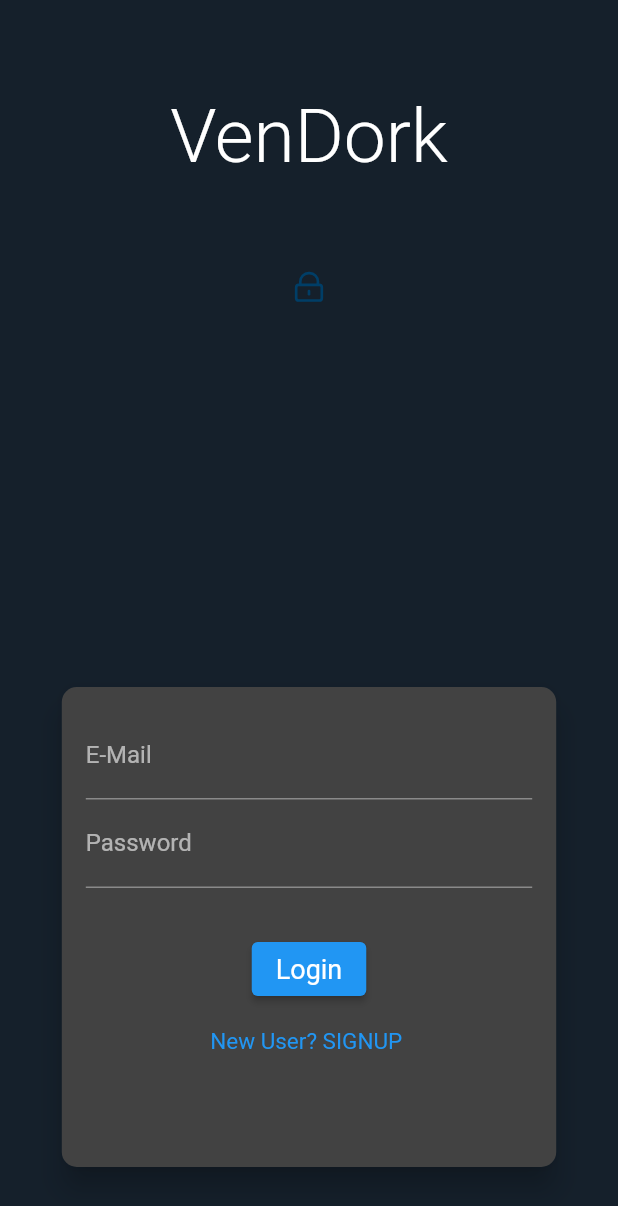
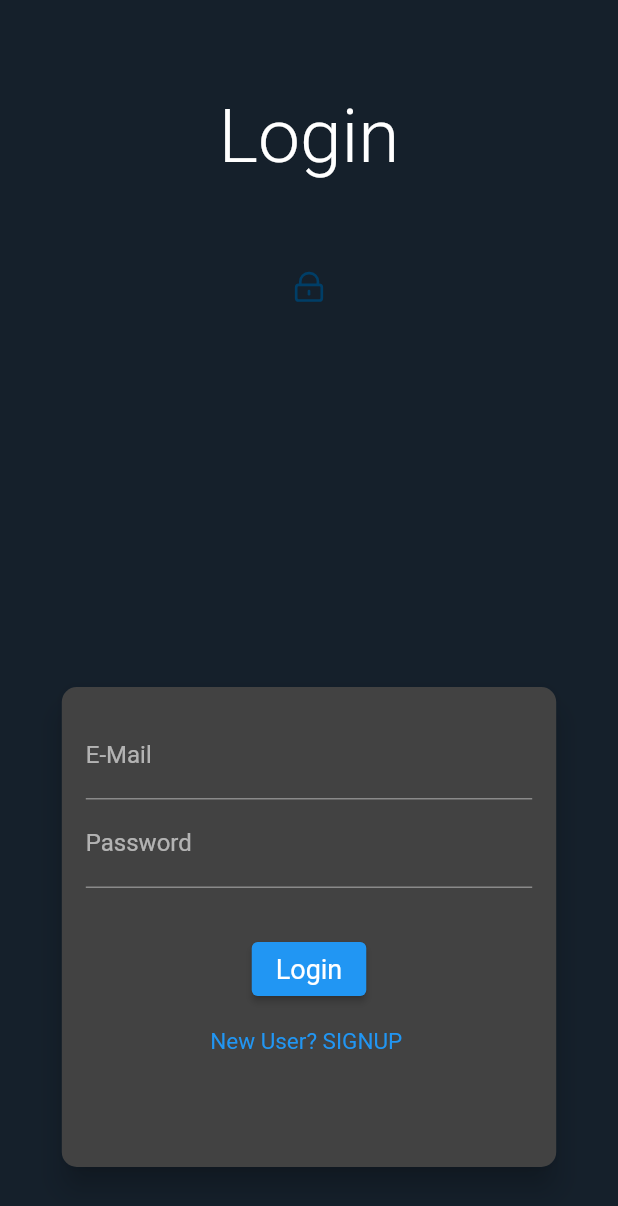
Before and after one commit to codeyuvraj/iiitdmmart, a Flutter app: the screen it shows after launch, on a phone screen of 412 x 824 dp. Shown: the top 1206 px of the screen. Run offline on Flutter 3.47's test engine with Material 2 defaults, Android fonts, the light colour scheme and no system bars; our stand-ins replace flutter_neumorphic, google_nav_bar, lottie, shared_preferences, velocity_x; Roboto replaces fonts that are missing (Anton).

Commit message:
edited the names

```diff
--- a/iiitdmmart/lib/screens/loginscreen/login.dart
+++ b/iiitdmmart/lib/screens/loginscreen/login.dart
@@ -43,7 +43,7 @@ class AuthScreen extends StatelessWidget {
                             padding: const EdgeInsets.symmetric(
                                 vertical: 20.0, horizontal: 70.0),
                             child: const Text(
-                              'VenDork',
+                              'Login',
                               style: TextStyle(
                                 // color: Theme.of(context).accentTextTheme.title.color,
                                 fontSize: 50,
```
